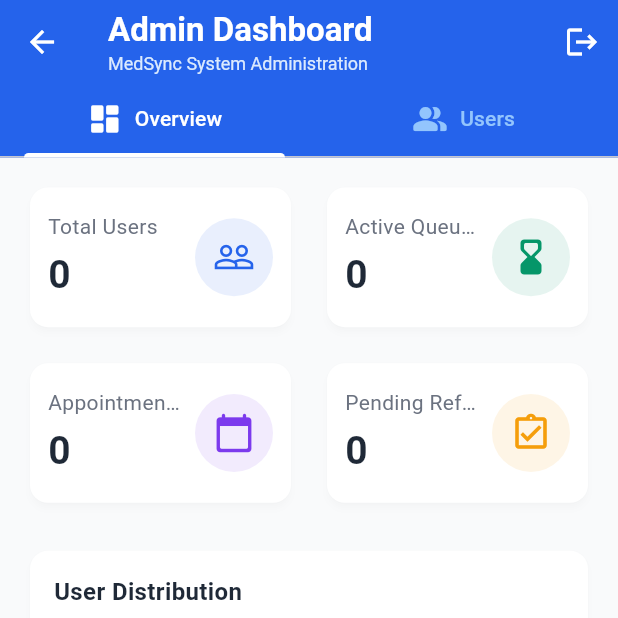
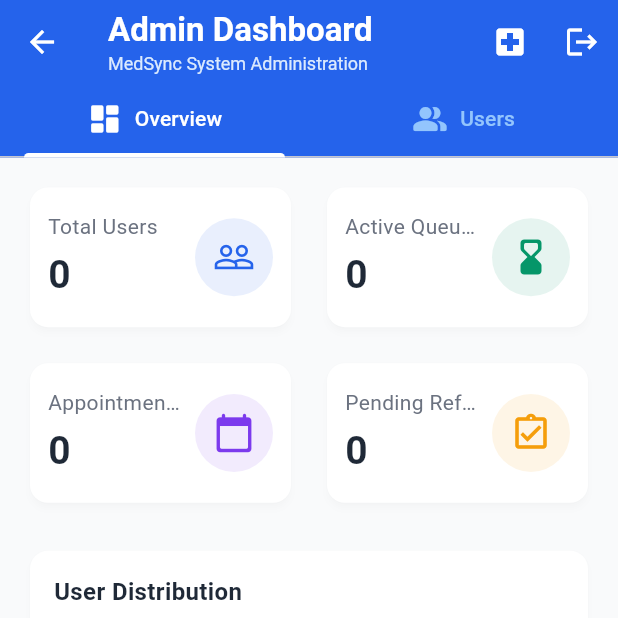
Before and after one commit to Senhor0311/MEDI-SyncV2, a Flutter app: the AdminDashboardScreen screen opened by its route, on a phone screen of 412 x 824 dp, the top half of it. Run offline on Flutter 3.47's test engine with Material 3 defaults, Android fonts, the phone set to English and light mode, and no system bars; drawn by our look-alikes of fl_chart; our stand-ins replace cloud_firestore, firebase_auth, firebase_core; accounts and stored records are empty.

Commit message:
admin update

```diff
--- a/lib/screens/admin_dashboard_screen.dart
+++ b/lib/screens/admin_dashboard_screen.dart
@@ -1,3 +1,4 @@
+// lib/screens/admin_dashboard_screen.dart
 import 'package:flutter/material.dart';
 import 'package:fl_chart/fl_chart.dart';
 import 'package:intl/intl.dart';
@@ -10,7 +11,7 @@ import 'package:provider/provider.dart';
 const Color primaryColor = Color(0xFF2563EB); // blue-600
 const Color doctorColor = Color(0xFF7C3AED); // purple-600
 const Color specialistColor = Color(0xFF059669); // green-600
-const Color orangeColor = Color(0xFFF59E0B); // orange-500 (lucide orange is usually amber/orange)
+const Color orangeColor = Color(0xFFF59E0B); // orange-500
 const Color backgroundColor = Color(0xFFF9FAFB); // gray-50
 const Color cardColor = Colors.white;
 const Color textColor = Color(0xFF1F2937); // gray-800
@@ -43,7 +44,7 @@ class _AdminDashboardScreenState extends State<AdminDashboardScreen> {
   void initState() {
     super.initState();
     _loadDashboardData();
-     _searchController.addListener(() {
+    _searchController.addListener(() {
       setState(() {
         _searchTerm = _searchController.text;
       });
@@ -87,7 +88,7 @@ class _AdminDashboardScreenState extends State<AdminDashboardScreen> {
   @override
   Widget build(BuildContext context) {
     return DefaultTabController(
-      length: 2, // Changed from 3 to 2
+      length: 2,
       child: Scaffold(
         backgroundColor: backgroundColor,
         appBar: AppBar(
@@ -108,13 +109,19 @@ class _AdminDashboardScreenState extends State<AdminDashboardScreen> {
           ),
           actions: [
             IconButton(
+              icon: const Icon(Icons.local_hospital, color: Colors.white),
+              tooltip: 'Manage Clinics',
+              onPressed: () {
+                Navigator.pushNamed(context, '/clinic_management');
+              },
+            ),
+            IconButton(
               icon: const Icon(Icons.logout, color: Colors.white),
               tooltip: 'Logout',
               onPressed: () async {
                 final authProvider = Provider.of<AuthProvider>(context, listen: false);
                 await authProvider.signOut();
                 if (mounted) {
-                  // Navigate to login screen and remove all previous routes
                   Navigator.of(context).pushNamedAndRemoveUntil('/login', (route) => false);
                 }
               },
@@ -165,7 +172,7 @@ class _AdminDashboardScreenState extends State<AdminDashboardScreen> {
         physics: const NeverScrollableScrollPhysics(),
         mainAxisSpacing: 16,
         crossAxisSpacing: 16,
-        childAspectRatio: 1.8, // Adjust aspect ratio for better look
+        childAspectRatio: 1.8,
         children: [
           _buildStatCard(icon: Icons.people_outline, title: 'Total Users', value: _userCount.toString(), color: primaryColor),
           _buildStatCard(icon: Icons.hourglass_bottom_rounded, title: 'Active Queues', value: _activeQueueCount.toString(), color: specialistColor),
@@ -198,7 +205,7 @@ class _AdminDashboardScreenState extends State<AdminDashboardScreen> {
                 ],
               ),
             ),
-             const SizedBox(width: 8),
+            const SizedBox(width: 8),
             Container(
               padding: const EdgeInsets.all(12),
               decoration: BoxDecoration(
@@ -222,7 +229,7 @@ class _AdminDashboardScreenState extends State<AdminDashboardScreen> {
       child: Padding(
         padding: const EdgeInsets.all(16.0),
         child: Column(
-           crossAxisAlignment: CrossAxisAlignment.start,
+          crossAxisAlignment: CrossAxisAlignment.start,
           children: [
             Text('User Distribution', style: TextStyle(fontWeight: FontWeight.bold, fontSize: 16, color: textColor)),
             const SizedBox(height: 16),
@@ -430,7 +437,6 @@ class _AdminDashboardScreenState extends State<AdminDashboardScreen> {
     );
   }
 
-
   void _showEditUserDialog(UserModel user) {
     final nameController = TextEditingController(text: user.name);
     String selectedRole = user.role;
@@ -463,7 +469,7 @@ class _AdminDashboardScreenState extends State<AdminDashboardScreen> {
                     onChanged: (value) {
                       if (value != null) {
                         setState(() {
-                           selectedRole = value;
+                          selectedRole = value;
                         });
                       }
                     },
@@ -482,7 +488,7 @@ class _AdminDashboardScreenState extends State<AdminDashboardScreen> {
                       'role': selectedRole,
                     });
                     Navigator.of(context).pop();
-                    _loadDashboardData(); // Refresh data
+                    _loadDashboardData();
                   },
                   style: ElevatedButton.styleFrom(backgroundColor: primaryColor, foregroundColor: Colors.white),
                   child: const Text('Save'),
```
